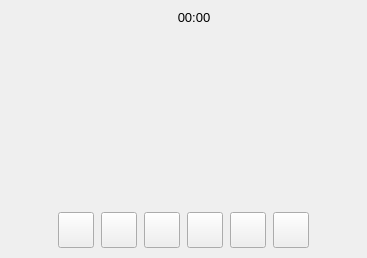
First picture: the form in recordoverlay.ui, repository savoirfairelinux/jami-client-windows, before the edit.
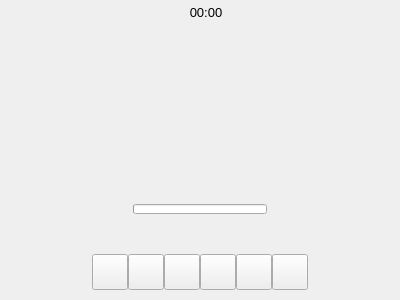
Second picture: the form after the edit. Icons and pictures are not drawn. Custom widgets are drawn as their Qt base class.

Commit message: record widget: add volume meter display

Diff of the .ui file:
```diff
--- a/recordoverlay.ui
+++ b/recordoverlay.ui
@@ -6,8 +6,8 @@
    <rect>
     <x>0</x>
     <y>0</y>
-    <width>367</width>
-    <height>258</height>
+    <width>400</width>
+    <height>300</height>
    </rect>
   </property>
   <property name="sizePolicy">
@@ -25,10 +25,7 @@
   <property name="pixRedDot" stdset="0">
    <pixmap resource="ressources.qrc">:/images/icons/av_icons/fiber_manual_record-24px.svg</pixmap>
   </property>
-  <layout class="QVBoxLayout" name="verticalLayout">
-   <property name="spacing">
-    <number>0</number>
-   </property>
+  <layout class="QGridLayout" name="gridLayout">
    <property name="leftMargin">
     <number>0</number>
    </property>
@@ -41,38 +38,38 @@
    <property name="bottomMargin">
     <number>0</number>
    </property>
-   <item>
-    <layout class="QHBoxLayout" name="horizontalLayout_4" stretch="1,0,1,1,1">
      <property name="spacing">
       <number>0</number>
      </property>
-     <property name="topMargin">
-      <number>5</number>
+   <item row="0" column="0">
+    <layout class="QVBoxLayout" name="verticalLayout">
+     <property name="spacing">
+      <number>0</number>
      </property>
-     <item>
-      <spacer name="horizontalSpacer_3">
-       <property name="orientation">
-        <enum>Qt::Horizontal</enum>
-       </property>
-       <property name="sizeType">
-        <enum>QSizePolicy::MinimumExpanding</enum>
-       </property>
-       <property name="sizeHint" stdset="0">
-        <size>
-         <width>10</width>
-         <height>20</height>
-        </size>
-       </property>
-      </spacer>
-     </item>
      <item>
       <layout class="QHBoxLayout" name="horizontalLayout_2">
        <property name="spacing">
         <number>0</number>
        </property>
-       <property name="topMargin">
-        <number>3</number>
+       <property name="sizeConstraint">
+        <enum>QLayout::SetMinimumSize</enum>
        </property>
+       <item>
+        <spacer name="horizontalSpacer_3">
+         <property name="orientation">
+          <enum>Qt::Horizontal</enum>
+         </property>
+         <property name="sizeType">
+          <enum>QSizePolicy::Expanding</enum>
+         </property>
+         <property name="sizeHint" stdset="0">
+          <size>
+           <width>13</width>
+           <height>17</height>
+          </size>
+         </property>
+        </spacer>
+       </item>
        <item>
         <widget class="Blinkable" name="redDotBlinkable" native="true">
          <property name="sizePolicy">
@@ -95,24 +92,6 @@
          </property>
         </widget>
        </item>
-      </layout>
-     </item>
-     <item>
-      <spacer name="horizontalSpacer_7">
-       <property name="orientation">
-        <enum>Qt::Horizontal</enum>
-       </property>
-       <property name="sizeType">
-        <enum>QSizePolicy::Fixed</enum>
-       </property>
-       <property name="sizeHint" stdset="0">
-        <size>
-         <width>8</width>
-         <height>20</height>
-        </size>
-       </property>
-      </spacer>
-     </item>
      <item>
       <widget class="QLabel" name="timerLabel">
        <property name="sizePolicy">
@@ -152,11 +131,11 @@
         <enum>Qt::Horizontal</enum>
        </property>
        <property name="sizeType">
-        <enum>QSizePolicy::MinimumExpanding</enum>
+          <enum>QSizePolicy::Expanding</enum>
        </property>
        <property name="sizeHint" stdset="0">
         <size>
-         <width>10</width>
+           <width>13</width>
          <height>20</height>
         </size>
        </property>
@@ -169,36 +148,110 @@
      <property name="orientation">
       <enum>Qt::Vertical</enum>
      </property>
+       <property name="sizeType">
+        <enum>QSizePolicy::MinimumExpanding</enum>
+       </property>
      <property name="sizeHint" stdset="0">
       <size>
        <width>20</width>
-       <height>82</height>
+         <height>52</height>
       </size>
      </property>
     </spacer>
    </item>
    <item>
-    <widget class="QLabel" name="volumeMeterDisplayLabel">
-     <property name="sizePolicy">
-      <sizepolicy hsizetype="MinimumExpanding" vsizetype="MinimumExpanding">
-       <horstretch>0</horstretch>
-       <verstretch>0</verstretch>
-      </sizepolicy>
+      <layout class="QHBoxLayout" name="horizontalLayout_3">
+       <property name="spacing">
+        <number>0</number>
+       </property>
+       <item>
+        <spacer name="horizontalSpacer_6">
+         <property name="orientation">
+          <enum>Qt::Horizontal</enum>
+         </property>
+         <property name="sizeHint" stdset="0">
+          <size>
+           <width>40</width>
+           <height>20</height>
+          </size>
+         </property>
+        </spacer>
+       </item>
+       <item>
+        <layout class="QVBoxLayout" name="verticalLayout_2">
+         <property name="rightMargin">
+          <number>0</number>
+         </property>
+         <property name="bottomMargin">
+          <number>0</number>
+         </property>
+         <item>
+          <widget class="QLabel" name="inputIcon">
+           <property name="minimumSize">
+            <size>
+             <width>128</width>
+             <height>128</height>
+            </size>
      </property>
      <property name="text">
       <string/>
      </property>
-    </widget>
+           <property name="pixmap">
+            <pixmap resource="ressources.qrc">:/images/icons/av_icons/mic-24px.svg</pixmap>
+           </property>
+           <property name="scaledContents">
+            <bool>true</bool>
+           </property>
+           <property name="alignment">
+            <set>Qt::AlignCenter</set>
+           </property>
+          </widget>
+         </item>
+         <item>
+          <widget class="LevelMeter" name="levelMeter">
+           <property name="maximumSize">
+            <size>
+             <width>16777215</width>
+             <height>10</height>
+            </size>
+           </property>
+           <property name="value">
+            <number>0</number>
+           </property>
+           <property name="textVisible">
+            <bool>false</bool>
+           </property>
+          </widget>
+         </item>
+        </layout>
+       </item>
+       <item>
+        <spacer name="horizontalSpacer_5">
+         <property name="orientation">
+          <enum>Qt::Horizontal</enum>
+         </property>
+         <property name="sizeHint" stdset="0">
+          <size>
+           <width>40</width>
+           <height>20</height>
+          </size>
+         </property>
+        </spacer>
+       </item>
+      </layout>
    </item>
    <item>
     <spacer name="verticalSpacer_2">
      <property name="orientation">
       <enum>Qt::Vertical</enum>
      </property>
+       <property name="sizeType">
+        <enum>QSizePolicy::MinimumExpanding</enum>
+       </property>
      <property name="sizeHint" stdset="0">
       <size>
        <width>20</width>
-       <height>83</height>
+         <height>38</height>
       </size>
      </property>
     </spacer>
@@ -206,7 +259,7 @@
    <item>
     <layout class="QHBoxLayout" name="horizontalLayout">
      <property name="spacing">
-      <number>7</number>
+        <number>0</number>
      </property>
      <property name="sizeConstraint">
       <enum>QLayout::SetDefaultConstraint</enum>
@@ -220,7 +273,7 @@
         <enum>Qt::Horizontal</enum>
        </property>
        <property name="sizeType">
-        <enum>QSizePolicy::MinimumExpanding</enum>
+          <enum>QSizePolicy::Expanding</enum>
        </property>
        <property name="sizeHint" stdset="0">
         <size>
@@ -485,7 +538,7 @@
         <enum>Qt::Horizontal</enum>
        </property>
        <property name="sizeType">
-        <enum>QSizePolicy::MinimumExpanding</enum>
+          <enum>QSizePolicy::Expanding</enum>
        </property>
        <property name="sizeHint" stdset="0">
         <size>
@@ -494,6 +547,8 @@
         </size>
        </property>
       </spacer>
+       </item>
+      </layout>
      </item>
     </layout>
    </item>
@@ -511,6 +566,12 @@
    <header>widgethelpers.h</header>
    <container>1</container>
   </customwidget>
+  <customwidget>
+   <class>LevelMeter</class>
+   <extends>QProgressBar</extends>
+   <header>levelmeter.h</header>
+   <container>1</container>
+  </customwidget>
  </customwidgets>
  <resources>
   <include location="ressources.qrc"/>
```
Lines whose indentation alone changed are shown as unchanged. The commit also changes 9 other files.
